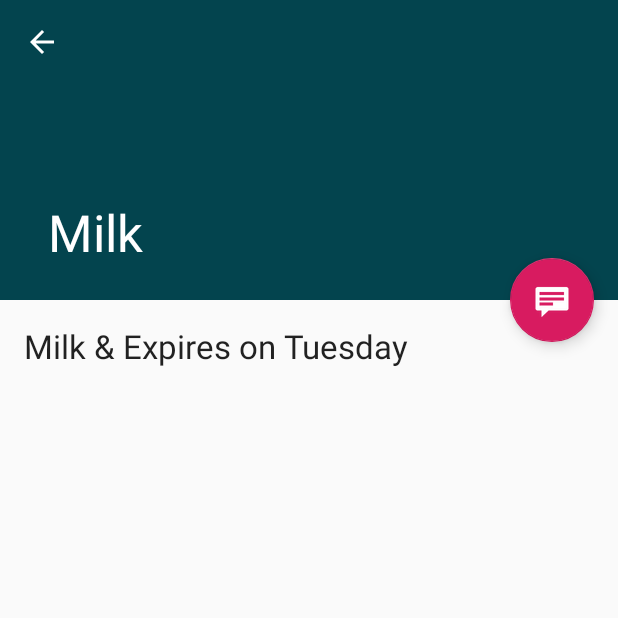
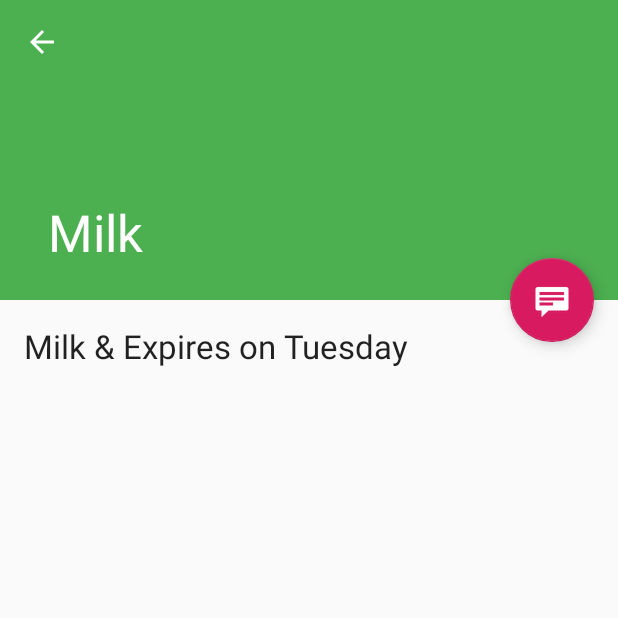
Before and after one commit to bloominstituteoftechnology/Android_Inheritance_Shopping, an Android app: the screen it shows after launch (ItemDetailActivity), after a tap on an icon or button, on a phone screen of 412 x 824 dp, the top half of it. Run offline under Robolectric (Android 15) with nearby library versions, the phone set to English and light mode, and no system bars.

Commit message:
Match the Details appBarLayout color to the RV

```diff
--- a/app/src/main/java/com/lambdaschool/android_inheritance_shopping/ItemDetailFragment.java
+++ b/app/src/main/java/com/lambdaschool/android_inheritance_shopping/ItemDetailFragment.java
@@ -49,7 +49,7 @@ public class ItemDetailFragment extends Fragment {
             Activity activity = this.getActivity();
             CollapsingToolbarLayout appBarLayout = activity.findViewById(R.id.toolbar_layout);
             if (appBarLayout != null) {
-                appBarLayout.setBackgroundColor(mItem.getColorId());
+                appBarLayout.setBackgroundResource(mItem.getColorId());
                 appBarLayout.setTitle(mItem.getProductName());
             }
         }
```
